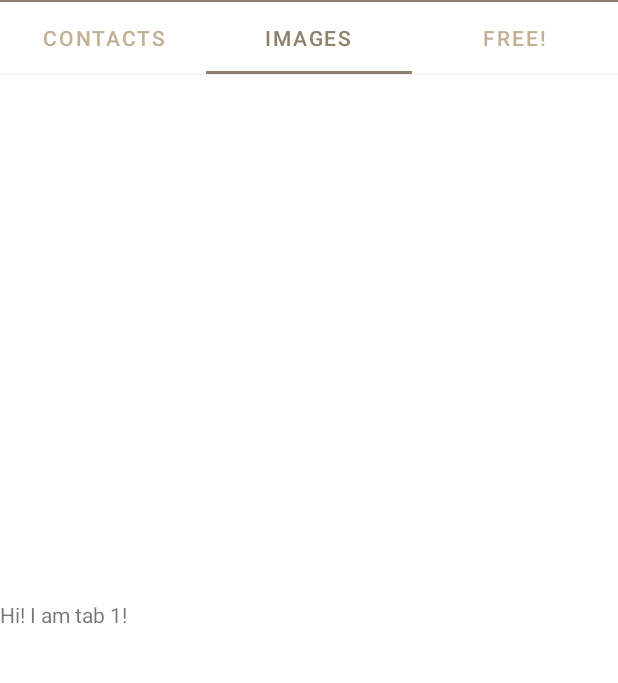
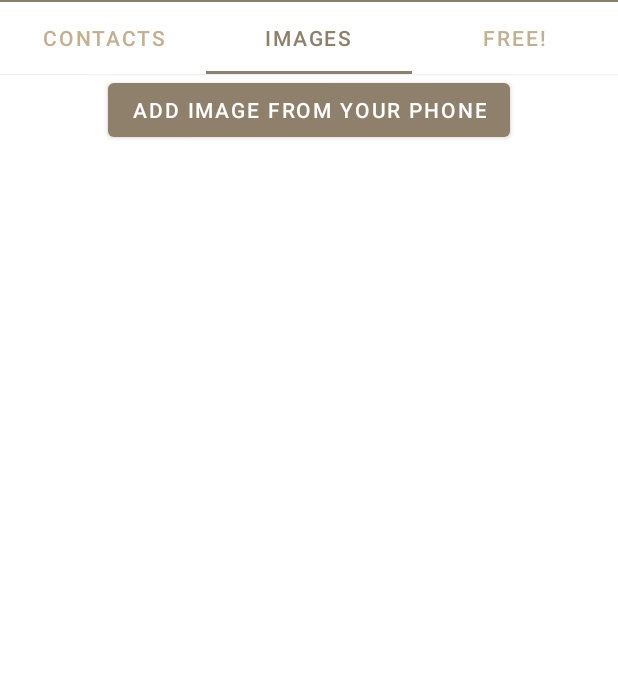
Before and after one commit to BUYA-GH/madcamp1, an Android app: the screen it shows after launch (MainActivity), tab 2 chosen, on a phone screen of 412 x 824 dp, the part 82-765 px from its top. Run offline under Robolectric (Android 15) with nearby library versions, the phone set to English and light mode, and no system bars.

Commit message:
change viewpager height 0dp

```diff
--- a/MadinAndroid/app/build.gradle
+++ b/MadinAndroid/app/build.gradle
@@ -34,7 +34,6 @@ dependencies {
     implementation 'com.google.android.material:material:1.4.0'
     implementation 'androidx.constraintlayout:constraintlayout:2.1.2'
     implementation "androidx.viewpager2:viewpager2:1.0.0"
-    implementation 'com.google.android.material:material:1.4.0'
     testImplementation 'junit:junit:4.+'
     androidTestImplementation 'androidx.test.ext:junit:1.1.3'
     androidTestImplementation 'androidx.test.espresso:espresso-core:3.4.0'
--- a/MadinAndroid/app/src/main/res/layout/activity_main.xml
+++ b/MadinAndroid/app/src/main/res/layout/activity_main.xml
@@ -24,9 +24,10 @@
 
     <androidx.viewpager2.widget.ViewPager2
         android:layout_width="match_parent"
-        android:layout_height="wrap_content"
+        android:layout_height="0dp"
         android:id="@+id/viewPager"
         app:layout_constraintTop_toBottomOf="@id/tabs"
-        app:layout_constraintBottom_toBottomOf="parent"/>
+        app:layout_constraintBottom_toBottomOf="parent"
+        />
 
 </androidx.constraintlayout.widget.ConstraintLayout>
--- a/MadinAndroid/app/src/main/res/layout/fragment1.xml
+++ b/MadinAndroid/app/src/main/res/layout/fragment1.xml
@@ -6,10 +6,13 @@
     android:layout_width="match_parent"
     android:layout_height="match_parent">
 
-    <TextView
-        android:layout_width="match_parent"
+    <Button
+        android:id="@+id/addImage"
+        android:layout_width="wrap_content"
         android:layout_height="wrap_content"
-        android:text="Hi! I am tab 1!"
-        app:layout_constraintTop_toTopOf="parent"/>
+        android:text="Add Image From your Phone"
+        app:layout_constraintTop_toTopOf="parent"
+        app:layout_constraintRight_toRightOf="parent"
+        app:layout_constraintLeft_toLeftOf="parent"/>
 
 </androidx.constraintlayout.widget.ConstraintLayout>
```
